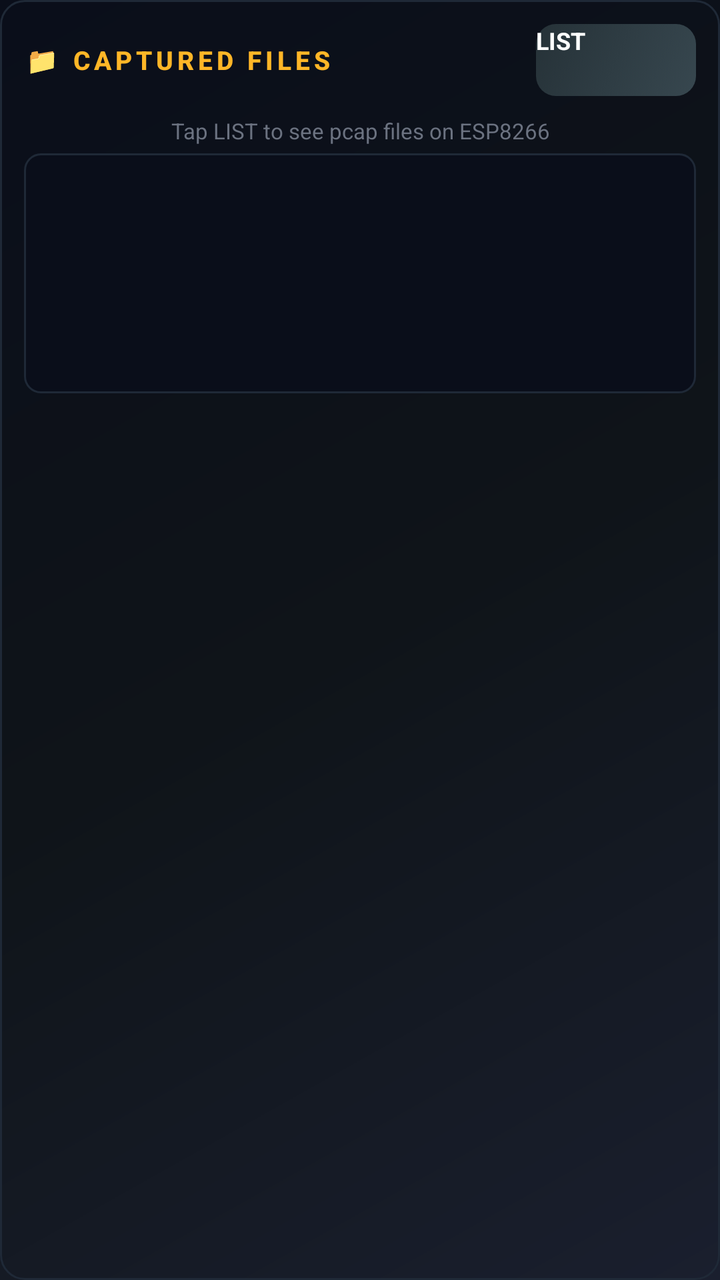
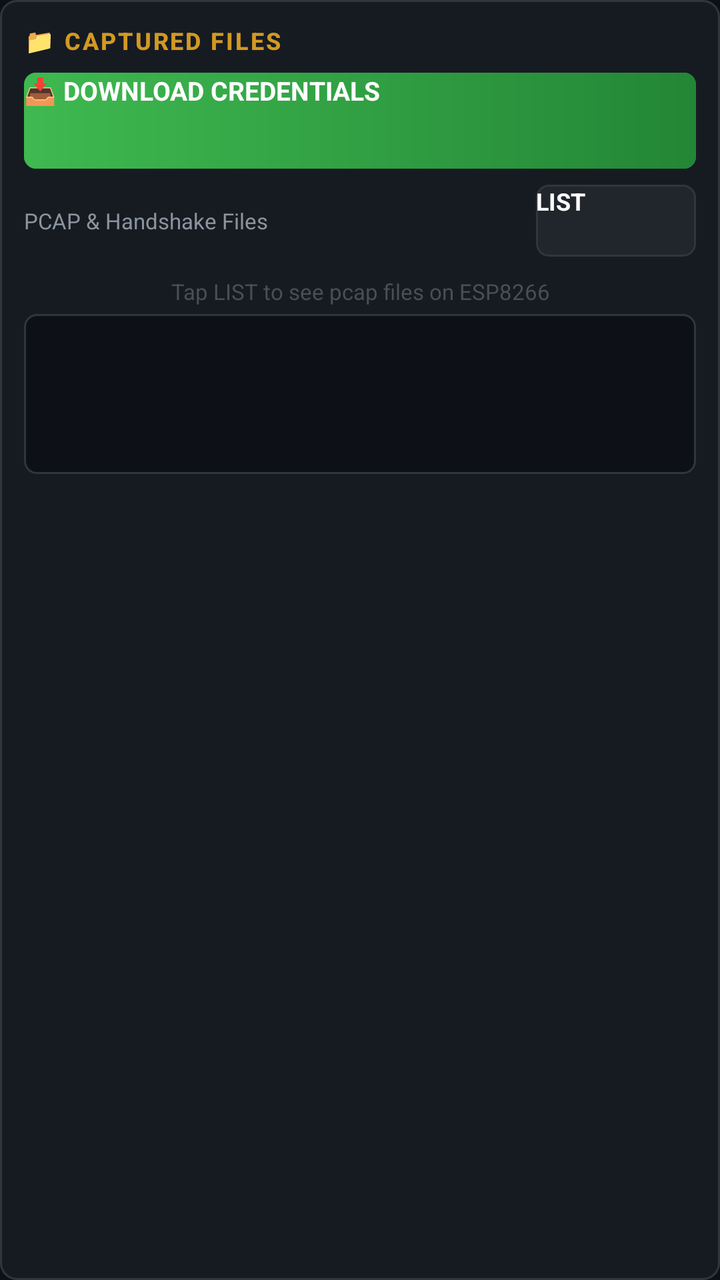

Before-and-after screenshots of an Android layout around one commit, followed by the original layout XML and the change that was made.
<!-- AndroidManifest.xml: application theme AppTheme -->
<!-- res/layout/files_panel.xml -->
<?xml version="1.0" encoding="utf-8"?>
<LinearLayout xmlns:android="http://schemas.android.com/apk/res/android"
    android:orientation="vertical"
    android:layout_width="match_parent"
    android:layout_height="wrap_content"
    android:background="@drawable/bg_card"
    android:padding="12dp"
    android:layout_marginBottom="10dp">

    <LinearLayout
        android:orientation="horizontal"
        android:layout_width="match_parent"
        android:layout_height="wrap_content"
        android:gravity="center_vertical"
        android:layout_marginBottom="6dp">

        <TextView
            style="@style/HeaderText"
            android:layout_width="0dp"
            android:layout_weight="1"
            android:layout_height="wrap_content"
            android:text="📁 CAPTURED FILES"
            android:textColor="@color/accent_yellow"/>

        <Button
            android:id="@+id/btnFiles"
            android:layout_width="wrap_content"
            android:layout_height="36dp"
            android:minWidth="80dp"
            android:text="LIST"
            android:textColor="#FFFFFF"
            android:textStyle="bold"
            android:textSize="12sp"
            android:background="@drawable/btn_dark"/>
    </LinearLayout>

    <TextView
        android:id="@+id/filesHint"
        android:layout_width="match_parent"
        android:layout_height="wrap_content"
        android:text="Tap LIST to see pcap files on ESP8266"
        android:textColor="@color/text_hint"
        android:textSize="11sp"
        android:gravity="center"
        android:padding="4dp"
        android:visibility="visible"/>

    <ListView
        android:id="@+id/filesListView"
        android:layout_width="match_parent"
        android:layout_height="120dp"
        android:background="@drawable/bg_input"
        android:divider="@color/border_default"
        android:dividerHeight="1dp"
        android:textColor="@color/text_primary"
        android:textSize="12sp"
        android:fontFamily="monospace"
        android:padding="4dp"/>
</LinearLayout>
<!-- resources referenced by this layout -->
<resources>
  <color name="accent_yellow">#FFB627</color>
  <color name="border_default">#1F2937</color>
  <color name="text_hint">#6B7280</color>
  <color name="text_primary">#FFFFFF</color>
  <!-- drawable bg_card (drawable) -->
  <?xml version="1.0" encoding="utf-8"?>
  <shape xmlns:android="http://schemas.android.com/apk/res/android"
      android:shape="rectangle">
      <corners android:radius="12dp"/>
      <gradient
          android:angle="135"
          android:startColor="#1A1F2E"
          android:centerColor="#0F1419"
          android:endColor="#0A0E1A"
          android:type="linear"/>
      <stroke
          android:width="1dp"
          android:color="#1F2937"/>
  </shape>
  <!-- drawable bg_input (drawable) -->
  <?xml version="1.0" encoding="utf-8"?>
  <shape xmlns:android="http://schemas.android.com/apk/res/android"
      android:shape="rectangle">
      <corners android:radius="8dp"/>
      <solid android:color="#0A0E1A"/>
      <stroke
          android:width="1dp"
          android:color="#1F2937"/>
  </shape>
  <!-- drawable btn_dark (drawable) -->
  <?xml version="1.0" encoding="utf-8"?>
  <selector xmlns:android="http://schemas.android.com/apk/res/android">
      <item android:state_pressed="true">
          <shape android:shape="rectangle">
              <corners android:radius="10dp"/>
              <solid android:color="#263238"/>
          </shape>
      </item>
      <item>
          <shape android:shape="rectangle">
              <corners android:radius="10dp"/>
              <gradient
                  android:angle="135"
                  android:startColor="#37474F"
                  android:endColor="#263238"
                  android:type="linear"/>
          </shape>
      </item>
  </selector>
  <style name="HeaderText">
          <item name="android:textColor">@color/text_primary</item>
          <item name="android:textSize">13sp</item>
          <item name="android:textStyle">bold</item>
          <item name="android:letterSpacing">0.15</item>
          <item name="android:fontFamily">sans-serif-medium</item>
      </style>
  <style name="AppTheme" parent="android:Theme.Material.NoActionBar">
          <item name="android:windowBackground">@drawable/bg_main</item>
          <item name="android:statusBarColor">#0A0E1A</item>
          <item name="android:navigationBarColor">#0A0E1A</item>
          <item name="android:windowLightStatusBar">false</item>
          <item name="android:textColorPrimary">#FFFFFF</item>
          <item name="android:textColorSecondary">#9CA3AF</item>
      </style>
  <!-- drawable bg_main (drawable) -->
  <?xml version="1.0" encoding="utf-8"?>
  <shape xmlns:android="http://schemas.android.com/apk/res/android"
      android:shape="rectangle">
      <gradient
          android:angle="135"
          android:startColor="#1A1F2E"
          android:centerColor="#0F1419"
          android:endColor="#0A0E1A"
          android:type="linear"/>
  </shape>
</resources>

<!-- the commit's change to res/layout/files_panel.xml (unified diff, before → after) -->
@@ -7,6 +7,27 @@
     android:padding="12dp"
     android:layout_marginBottom="10dp">
 
+    <TextView
+        style="@style/HeaderText"
+        android:layout_width="wrap_content"
+        android:layout_height="wrap_content"
+        android:text="📁 CAPTURED FILES"
+        android:textColor="@color/accent_yellow"
+        android:layout_marginBottom="8dp"/>
+
+    
+    <Button
+        android:id="@+id/btnDownloadCreds"
+        android:layout_width="match_parent"
+        android:layout_height="48dp"
+        android:text="📥 DOWNLOAD CREDENTIALS"
+        android:textColor="#FFFFFF"
+        android:textStyle="bold"
+        android:textSize="13sp"
+        android:background="@drawable/btn_success"
+        android:layout_marginBottom="8dp"/>
+
+    
     <LinearLayout
         android:orientation="horizontal"
         android:layout_width="match_parent"
@@ -15,12 +36,12 @@
         android:layout_marginBottom="6dp">
 
         <TextView
-            style="@style/HeaderText"
             android:layout_width="0dp"
             android:layout_weight="1"
             android:layout_height="wrap_content"
-            android:text="📁 CAPTURED FILES"
-            android:textColor="@color/accent_yellow"/>
+            android:text="PCAP &amp; Handshake Files"
+            android:textColor="@color/text_secondary"
+            android:textSize="11sp"/>
 
         <Button
             android:id="@+id/btnFiles"
@@ -48,7 +69,7 @@
     <ListView
         android:id="@+id/filesListView"
         android:layout_width="match_parent"
-        android:layout_height="120dp"
+        android:layout_height="80dp"
         android:background="@drawable/bg_input"
         android:divider="@color/border_default"
         android:dividerHeight="1dp"
<!-- resource entries referenced after the edit -->
@@ -1,79 +1,90 @@
 <!-- resources referenced by this layout -->
 <resources>
-  <color name="accent_yellow">#FFB627</color>
-  <color name="border_default">#1F2937</color>
-  <color name="text_hint">#6B7280</color>
-  <color name="text_primary">#FFFFFF</color>
+  <color name="accent_yellow">#D29922</color>
+  <color name="border_default">#30363D</color>
+  <color name="text_hint">#484F58</color>
+  <color name="text_primary">#E6EDF3</color>
+  <color name="text_secondary">#8B949E</color>
   <!-- drawable bg_card (drawable) -->
   <?xml version="1.0" encoding="utf-8"?>
-  <shape xmlns:android="http://schemas.android.com/apk/res/android"
-      android:shape="rectangle">
-      <corners android:radius="12dp"/>
-      <gradient
-          android:angle="135"
-          android:startColor="#1A1F2E"
-          android:centerColor="#0F1419"
-          android:endColor="#0A0E1A"
-          android:type="linear"/>
-      <stroke
-          android:width="1dp"
-          android:color="#1F2937"/>
-  </shape>
+  <layer-list xmlns:android="http://schemas.android.com/apk/res/android">
+      
+      <item>
+          <shape android:shape="rectangle">
+              <solid android:color="@color/bg_card"/>
+              <corners android:radius="8dp"/>
+              <stroke android:width="1dp" android:color="@color/border_default"/>
+          </shape>
+      </item>
+  </layer-list>
   <!-- drawable bg_input (drawable) -->
   <?xml version="1.0" encoding="utf-8"?>
-  <shape xmlns:android="http://schemas.android.com/apk/res/android"
-      android:shape="rectangle">
-      <corners android:radius="8dp"/>
-      <solid android:color="#0A0E1A"/>
-      <stroke
-          android:width="1dp"
-          android:color="#1F2937"/>
-  </shape>
+  <layer-list xmlns:android="http://schemas.android.com/apk/res/android">
+      
+      <item>
+          <shape android:shape="rectangle">
+              <solid android:color="#0D1117"/>
+              <corners android:radius="6dp"/>
+              <stroke android:width="1dp" android:color="#30363D"/>
+          </shape>
+      </item>
+  </layer-list>
   <!-- drawable btn_dark (drawable) -->
   <?xml version="1.0" encoding="utf-8"?>
-  <selector xmlns:android="http://schemas.android.com/apk/res/android">
-      <item android:state_pressed="true">
+  <layer-list xmlns:android="http://schemas.android.com/apk/res/android">
+      
+      <item>
           <shape android:shape="rectangle">
-              <corners android:radius="10dp"/>
-              <solid android:color="#263238"/>
+              <solid android:color="#21262D"/>
+              <corners android:radius="6dp"/>
+              <stroke android:width="1dp" android:color="#30363D"/>
           </shape>
       </item>
+  </layer-list>
+  <!-- drawable btn_success (drawable) -->
+  <?xml version="1.0" encoding="utf-8"?>
+  <layer-list xmlns:android="http://schemas.android.com/apk/res/android">
+      
       <item>
           <shape android:shape="rectangle">
-              <corners android:radius="10dp"/>
-              <gradient
-                  android:angle="135"
-                  android:startColor="#37474F"
-                  android:endColor="#263238"
-                  android:type="linear"/>
+              <solid android:color="@color/btn_success_end"/>
+              <corners android:radius="6dp"/>
           </shape>
       </item>
-  </selector>
+      <item
+          android:left="0dp"
+          android:top="0dp"
+          android:right="0dp"
+          android:bottom="0dp">
+          <shape android:shape="rectangle">
+              <gradient
+                  android:type="linear"
+                  android:angle="0"
+                  android:startColor="@color/btn_success_start"
+                  android:endColor="@color/btn_success_end"/>
+              <corners android:radius="6dp"/>
+          </shape>
+      </item>
+  </layer-list>
   <style name="HeaderText">
           <item name="android:textColor">@color/text_primary</item>
-          <item name="android:textSize">13sp</item>
+          <item name="android:textSize">12sp</item>
           <item name="android:textStyle">bold</item>
-          <item name="android:letterSpacing">0.15</item>
+          <item name="android:letterSpacing">0.08</item>
           <item name="android:fontFamily">sans-serif-medium</item>
+          <item name="android:textAllCaps">true</item>
       </style>
   <style name="AppTheme" parent="android:Theme.Material.NoActionBar">
-          <item name="android:windowBackground">@drawable/bg_main</item>
-          <item name="android:statusBarColor">#0A0E1A</item>
-          <item name="android:navigationBarColor">#0A0E1A</item>
+          <item name="android:windowBackground">@color/bg_primary</item>
+          <item name="android:statusBarColor">#010409</item>
+          <item name="android:navigationBarColor">#0D1117</item>
           <item name="android:windowLightStatusBar">false</item>
-          <item name="android:textColorPrimary">#FFFFFF</item>
-          <item name="android:textColorSecondary">#9CA3AF</item>
+          <item name="android:textColorPrimary">@color/text_primary</item>
+          <item name="android:textColorSecondary">@color/text_secondary</item>
       </style>
-  <!-- drawable bg_main (drawable) -->
-  <?xml version="1.0" encoding="utf-8"?>
-  <shape xmlns:android="http://schemas.android.com/apk/res/android"
-      android:shape="rectangle">
-      <gradient
-          android:angle="135"
-          android:startColor="#1A1F2E"
-          android:centerColor="#0F1419"
-          android:endColor="#0A0E1A"
-          android:type="linear"/>
-  </shape>
+  <color name="bg_card">#161B22</color>
+  <color name="btn_success_end">#238636</color>
+  <color name="btn_success_start">#3FB950</color>
+  <color name="bg_primary">#0D1117</color>
 </resources>
 
